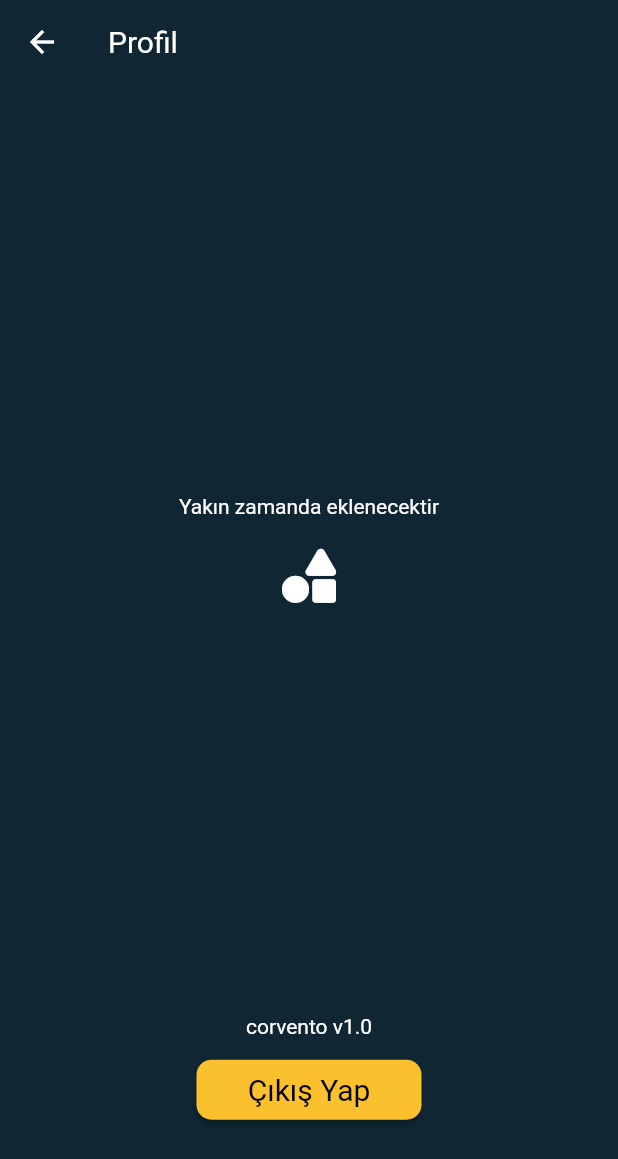
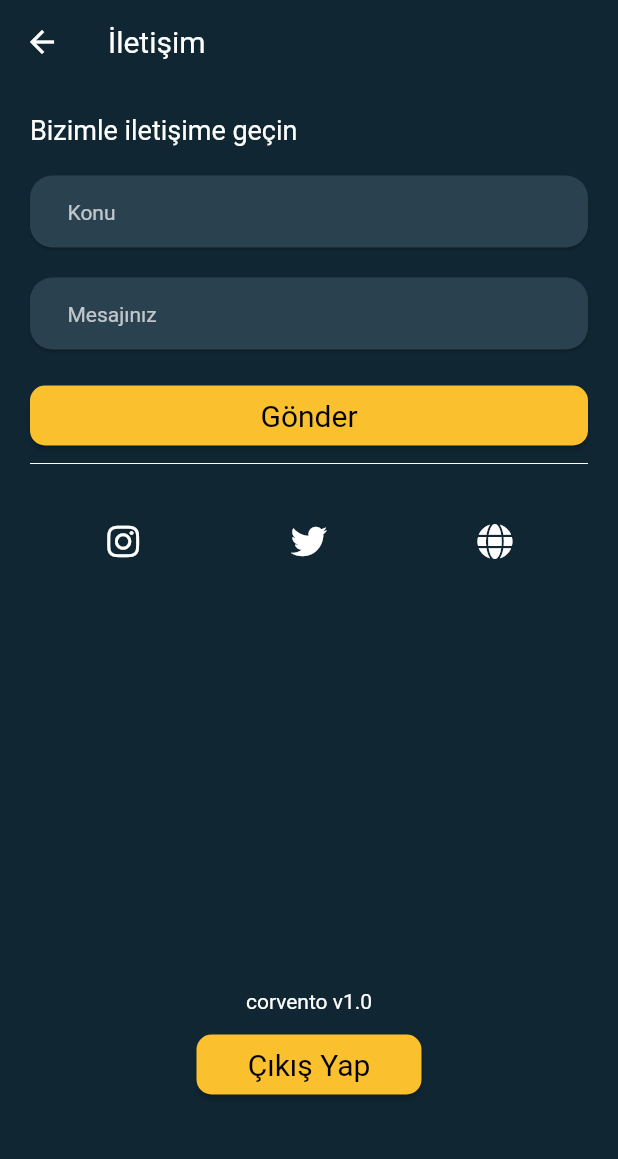
Before and after one commit to bugragoksu/corvento, a Flutter app: the HomePage screen opened by its route, item 4 of the bottom bar chosen, on a phone screen of 412 x 824 dp. Shown: the top 1159 px of the screen. Run offline on Flutter 3.47's test engine with Material 2 defaults, Android fonts, the phone set to English and light mode, and no system bars; our stand-ins replace cloud_firestore, dio, firebase_auth, firebase_messaging, fluttertoast, font_awesome_flutter and 2 more; missing offline and left inert: add_2_calendar; accounts and stored records are empty; network calls fail.

Commit message:
change profile page to contact page

```diff
--- a/lib/src/config/router.dart
+++ b/lib/src/config/router.dart
@@ -1,6 +1,6 @@
 import 'package:eventapp/src/model/event.dart';
 import 'package:eventapp/src/ui/screen/auth/sign_page.dart';
-import 'package:eventapp/src/ui/screen/profile_page.dart';
+import 'package:eventapp/src/ui/screen/contact_page.dart';
 import 'package:eventapp/src/ui/screen/splash_page.dart';
 import 'package:eventapp/src/ui/screen/event/bookmarks_page.dart';
 import 'package:eventapp/src/ui/screen/category_page.dart';
@@ -37,8 +37,8 @@ class Router {
         return MaterialPageRoute(builder: (_) => CategoryPage());
       case '/eventsbycategoryPage':
         return MaterialPageRoute(builder: (_) => EventByCategoryPage());
-      case '/profilePage':
-        return MaterialPageRoute(builder: (_) => ProfilePage());
+      case '/contactPage':
+        return MaterialPageRoute(builder: (_) => ContactPage());
 
       default:
         return MaterialPageRoute(
--- a/lib/src/services/api/server_api.dart
+++ b/lib/src/services/api/server_api.dart
@@ -3,6 +3,7 @@ import 'package:eventapp/src/config/api_settings.dart';
 import 'package:eventapp/src/model/category.dart';
 import 'package:eventapp/src/model/event.dart';
 import 'package:eventapp/src/util/toast_manager.dart';
+import 'package:firebase_auth/firebase_auth.dart';
 
 class ServerAPI {
   final ToastManager _toast = ToastManager();
@@ -123,4 +124,21 @@ class ServerAPI {
       return categories;
     }
   }
+
+  Future<bool> userRegisterToDatabase(FirebaseUser user) async {
+    try {
+      var data = {
+        "uid": user.uid,
+        "email": user.email,
+        "name": '',
+        "profilePic": '',
+        'createdDate': DateTime.now()
+      };
+      Response result = await Dio().post(registerUrl, data: data);
+      return true;
+    } catch (e) {
+      _toast.localizedMessageFromFirebase(e.code);
+      return false;
+    }
+  }
 }
--- /dev/null
+++ b/lib/src/ui/screen/contact_page.dart
@@ -0,0 +1,190 @@
+import 'package:eventapp/src/config/api_settings.dart';
+import 'package:eventapp/src/config/constant.dart';
+import 'package:eventapp/src/util/toast_manager.dart';
+import 'package:eventapp/src/viewmodel/user_viewmodel.dart';
+import 'package:flutter/material.dart';
+import 'package:font_awesome_flutter/font_awesome_flutter.dart';
+import 'package:provider/provider.dart';
+import 'package:url_launcher/url_launcher.dart';
+
+class ContactPage extends StatelessWidget {
+  UserViewModel _userViewModel;
+  ToastManager _toast = ToastManager();
+
+  launchURL(url) async {
+    if (await canLaunch(url)) {
+      await launch(url);
+    } else {
+      _toast.showMessage('Ops.. Bi şeyler ters gitti');
+    }
+  }
+
+  @override
+  Widget build(BuildContext context) {
+    _userViewModel = Provider.of<UserViewModel>(context);
+
+    return Scaffold(
+      backgroundColor: appColor,
+      appBar: AppBar(
+        title: Text(
+          "İletişim",
+        ),
+        elevation: 0,
+        backgroundColor: appColor,
+      ),
+      body: buildBody(context),
+    );
+  }
+
+  Widget buildBody(context) {
+    double height = MediaQuery.of(context).size.height;
+    return Container(
+      padding: EdgeInsets.all(20),
+      height: height,
+      color: appColor,
+      child: SingleChildScrollView(
+        controller: ScrollController(),
+        child: Column(
+          mainAxisAlignment: MainAxisAlignment.start,
+          crossAxisAlignment: CrossAxisAlignment.start,
+          children: <Widget>[
+            Text(
+              "Bizimle iletişime geçin",
+              style: TextStyle(color: Colors.white, fontSize: 18),
+            ),
+            SizedBox(
+              height: 20,
+            ),
+            Material(
+              color: appTransparentColor,
+              elevation: 1,
+              borderRadius: BorderRadius.all(Radius.circular(15)),
+              child: TextFormField(
+                onSaved: (value) {},
+                validator: (value) {
+                  if (value.isEmpty) {
+                    return 'Lütfen bir konu belirtiniz';
+                  }
+                  return null;
+                },
+                style: TextStyle(color: Colors.white),
+                onChanged: (value) {},
+                cursorColor: appYellow,
+                decoration: InputDecoration(
+                    errorStyle: TextStyle(color: Colors.white70),
+                    hintText: "Konu",
+                    hintStyle: TextStyle(color: Colors.white70, fontSize: 14),
+                    border: InputBorder.none,
+                    contentPadding:
+                        EdgeInsets.symmetric(horizontal: 25, vertical: 13)),
+              ),
+            ),
+            SizedBox(
+              height: 20,
+            ),
+            Material(
+              color: appTransparentColor,
+              elevation: 1,
+              borderRadius: BorderRadius.all(Radius.circular(15)),
+              child: TextFormField(
+                maxLines: null,
+                keyboardType: TextInputType.multiline,
+                onSaved: (value) {},
+                validator: (value) {
+                  if (value.isEmpty) {
+                    return 'Lütfen mesajınızı belirtiniz';
+                  }
+                  return null;
+                },
+                style: TextStyle(color: Colors.white),
+                onChanged: (value) {},
+                cursorColor: appYellow,
+                decoration: InputDecoration(
+                    errorStyle: TextStyle(color: Colors.white70),
+                    hintText: "Mesajınız",
+                    hintStyle: TextStyle(color: Colors.white70, fontSize: 14),
+                    border: InputBorder.none,
+                    contentPadding:
+                        EdgeInsets.symmetric(horizontal: 25, vertical: 13)),
+              ),
+            ),
+            SizedBox(height: 20),
+            MaterialButton(
+                padding: const EdgeInsets.all(.0),
+                shape: RoundedRectangleBorder(
+                    borderRadius: BorderRadius.circular(10.0)),
+                child: Text(
+                  "Gönder",
+                  style: TextStyle(
+                    fontSize: 20,
+                    color: Colors.black,
+                  ),
+                ),
+                color: Colors.yellow.shade700,
+                height: 40,
+                minWidth: double.infinity,
+                onPressed: () async {}),
+            Divider(
+              color: Colors.white,
+            ),
+            SizedBox(height: 20),
+            Row(
+              mainAxisAlignment: MainAxisAlignment.spaceAround,
+              children: <Widget>[
+                IconButton(
+                  onPressed: () {
+                    launchURL(instagramUrl);
+                  },
+                  icon: Icon(FontAwesomeIcons.instagram, color: Colors.white),
+                ),
+                IconButton(
+                  onPressed: () {
+                    launchURL(twitterUrl);
+                  },
+                  icon: Icon(FontAwesomeIcons.twitter, color: Colors.white),
+                ),
+                IconButton(
+                  onPressed: () {
+                    launchURL(webUrl);
+                  },
+                  icon: Icon(FontAwesomeIcons.globe, color: Colors.white),
+                ),
+              ],
+            ),
+            SizedBox(height: height / 3),
+            Center(
+              child: Text(
+                appName + " " + appVersion,
+                style: TextStyle(
+                  color: Colors.white,
+                ),
+              ),
+            ),
+            SizedBox(height: 10),
+            Center(
+              child: MaterialButton(
+                  padding: const EdgeInsets.all(.0),
+                  shape: RoundedRectangleBorder(
+                      borderRadius: BorderRadius.circular(10.0)),
+                  child: Text(
+                    "Çıkış Yap",
+                    style: TextStyle(
+                      fontSize: 20,
+                      color: Colors.black,
+                    ),
+                  ),
+                  color: Colors.yellow.shade700,
+                  height: 40,
+                  minWidth: 150,
+                  onPressed: () async {
+                    await _userViewModel.signOut();
+                    Navigator.of(context).pushNamedAndRemoveUntil(
+                        '/', (Route<dynamic> route) => false);
+                  }),
+            )
+          ],
+        ),
+      ),
+    );
+  }
+}
--- a/lib/src/ui/screen/event/event_detail_page.dart
+++ b/lib/src/ui/screen/event/event_detail_page.dart
@@ -48,7 +48,7 @@ class _EventDetailPageState extends State<EventDetailPage> {
     if (await canLaunch(url)) {
       await launch(url);
     } else {
-      _toast.showMessage('Could not launch $url');
+      _toast.showMessage('Ops. Bi şeyler ters gitti');
     }
   }
 
--- a/lib/src/ui/screen/home_page.dart
+++ b/lib/src/ui/screen/home_page.dart
@@ -8,7 +8,6 @@ import 'package:font_awesome_flutter/font_awesome_flutter.dart';
 import 'package:provider/provider.dart';
 import 'package:eventapp/src/viewmodel/event_viewmodel.dart';
 import 'package:eventapp/src/viewmodel/featured_event_viewmodel.dart';
-import 'package:eventapp/src/viewmodel/notification_viewmodel.dart';
 
 class HomePage extends StatelessWidget {
   EventViewModel _eventViewModel;
@@ -102,7 +101,7 @@ class HomePage extends StatelessWidget {
         } else if (index == 2) {
           Navigator.pushNamed(context, "/notificationPage");
         } else if (index == 3) {
-          Navigator.pushNamed(context, "/profilePage");
+          Navigator.pushNamed(context, "/contactPage");
         }
       },
       iconSize: 26,
@@ -129,7 +128,7 @@ class HomePage extends StatelessWidget {
         BottomNavigationBarItem(
             title: Text(""),
             icon: Icon(
-              FontAwesomeIcons.user,
+              FontAwesomeIcons.envelope,
               color: Colors.white,
               size: 20,
             )),
--- a/lib/src/ui/screen/profile_page.dart
+++ /dev/null
@@ -1,82 +0,0 @@
-import 'package:eventapp/src/config/constant.dart';
-import 'package:eventapp/src/viewmodel/user_viewmodel.dart';
-import 'package:flutter/material.dart';
-import 'package:font_awesome_flutter/font_awesome_flutter.dart';
-import 'package:provider/provider.dart';
-
-class ProfilePage extends StatelessWidget {
-  UserViewModel _userViewModel;
-  @override
-  Widget build(BuildContext context) {
-    _userViewModel = Provider.of<UserViewModel>(context);
-
-    return Scaffold(
-      backgroundColor: appColor,
-      appBar: AppBar(
-        title: Text(
-          "Profil",
-        ),
-        elevation: 0,
-        backgroundColor: appColor,
-      ),
-      body: buildBody(context),
-    );
-  }
-
-  Widget buildBody(context) {
-    return Container(
-      height: double.infinity,
-      color: appColor,
-      child: Center(
-        child: Column(
-          mainAxisAlignment: MainAxisAlignment.center,
-          crossAxisAlignment: CrossAxisAlignment.center,
-          children: <Widget>[
-            SizedBox(
-              height: 200,
-            ),
-            Text(
-              "Yakın zamanda eklenecektir",
-              style: TextStyle(
-                color: Colors.white,
-              ),
-            ),
-            SizedBox(
-              height: 20,
-            ),
-            Icon(FontAwesomeIcons.shapes, color: Colors.white, size: 36),
-            SizedBox(
-              height: 275,
-            ),
-            Text(
-              appName + " " + appVersion,
-              style: TextStyle(
-                color: Colors.white,
-              ),
-            ),
-            SizedBox(height: 10),
-            MaterialButton(
-                padding: const EdgeInsets.all(.0),
-                shape: RoundedRectangleBorder(
-                    borderRadius: BorderRadius.circular(10.0)),
-                child: Text(
-                  "Çıkış Yap",
-                  style: TextStyle(
-                    fontSize: 20,
-                    color: Colors.black,
-                  ),
-                ),
-                color: Colors.yellow.shade700,
-                height: 40,
-                minWidth: 150,
-                onPressed: () async {
-                  await _userViewModel.signOut();
-                  Navigator.of(context).pushNamedAndRemoveUntil(
-                      '/', (Route<dynamic> route) => false);
-                })
-          ],
-        ),
-      ),
-    );
-  }
-}
```
